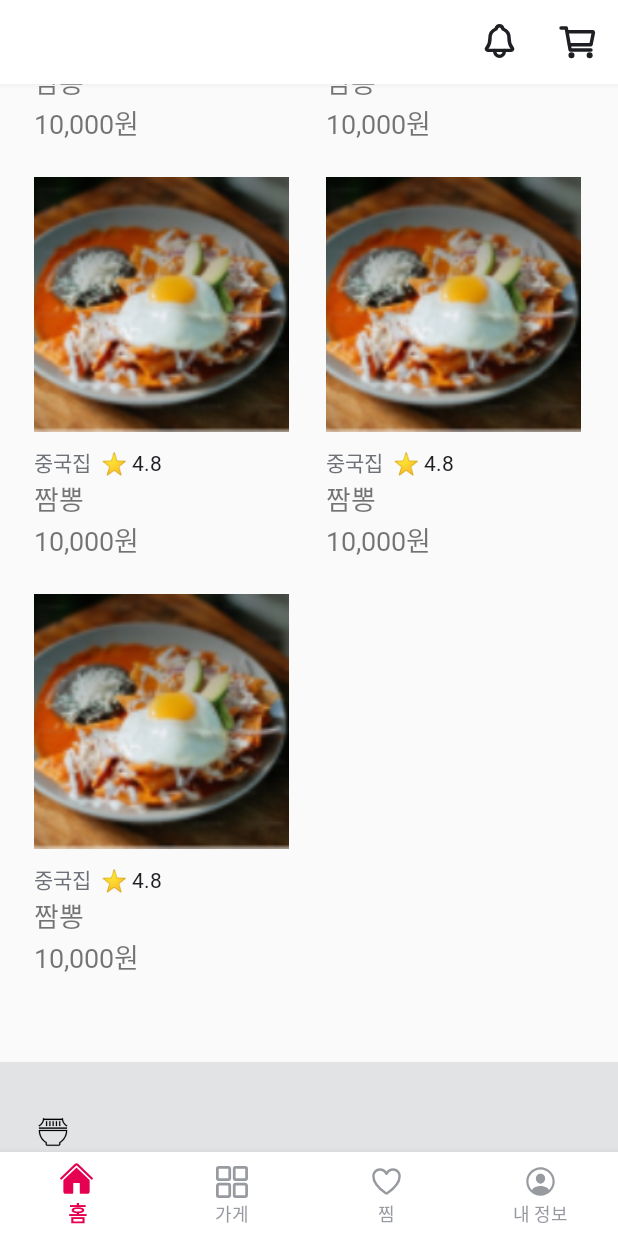
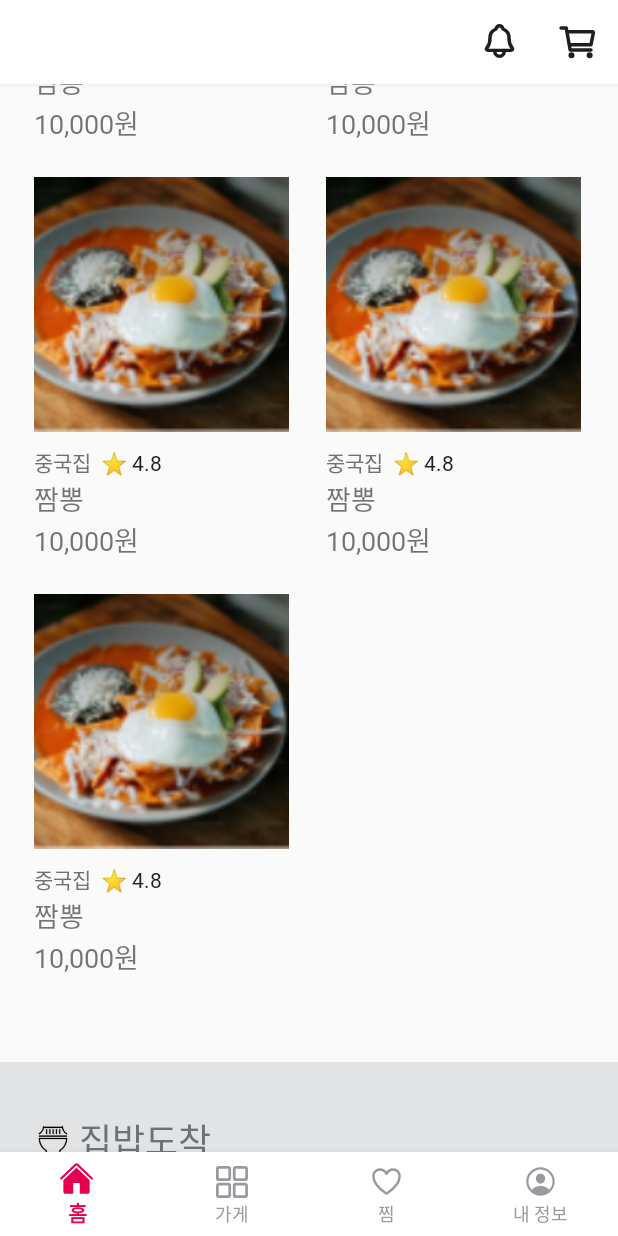
Before and after one commit to 28th-meetup/28th_Meetup_FE, an Android app built with Jetpack Compose: the screen it shows after launch (HomeActivity), scrolled down 1494 dp, on a phone screen of 412 x 824 dp. Run offline under Robolectric (Android 15) with nearby library versions, the phone set to English and light mode, and no system bars; libraries missing offline, so code that uses them is left out: com.kakao.sdk; 1 statement that could not run was skipped.

Commit message:
Feat. 홈화면 화면 수정
홈화면 footer 로고 수정

Fixes : #5

```diff
--- a/app/src/main/res/layout/fragment_home.xml
+++ b/app/src/main/res/layout/fragment_home.xml
@@ -106,11 +106,30 @@
                 android:paddingHorizontal="22.83dp"
                 android:paddingVertical="34.25dp">
 
-                <ImageView
-                    android:id="@+id/imageview_logo"
-                    android:layout_width="25dp"
-                    android:layout_height="25dp"
-                    android:src="@drawable/bottom_logo" />
+                <LinearLayout
+                    android:layout_width="match_parent"
+                    android:layout_height="match_parent"
+                    android:orientation="horizontal">
+
+                    <ImageView
+                        android:id="@+id/imageview_logo"
+                        android:layout_width="25dp"
+                        android:layout_height="25dp"
+                        android:layout_gravity="center"
+                        android:src="@drawable/bottom_logo" />
+
+                    <TextView
+                        android:id="@+id/textView"
+                        android:layout_width="wrap_content"
+                        android:layout_height="wrap_content"
+                        android:layout_gravity="center"
+                        android:layout_marginLeft="4.57dp"
+                        android:layout_weight="1"
+                        android:fontFamily="@font/scdream_bold"
+                        android:text="집밥도착"
+                        android:textColor="@color/gray3"
+                        android:textSize="24sp" />
+                </LinearLayout>
 
                 <TextView
                     android:id="@+id/textview_info"
```
